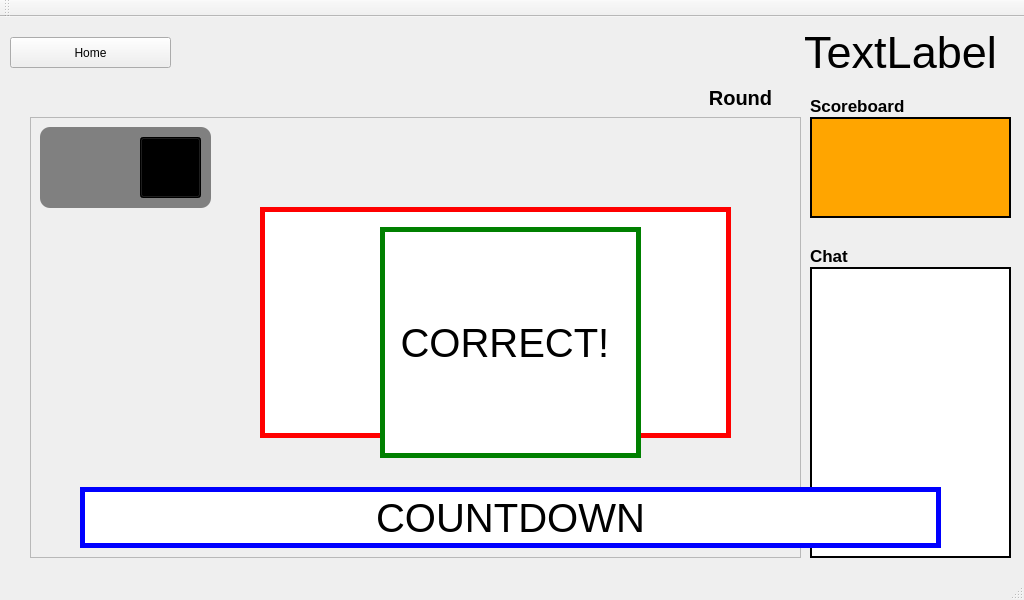
First picture: the form in secondwindow.ui, repository sssss1031/bootcamp_sketch, before the edit.
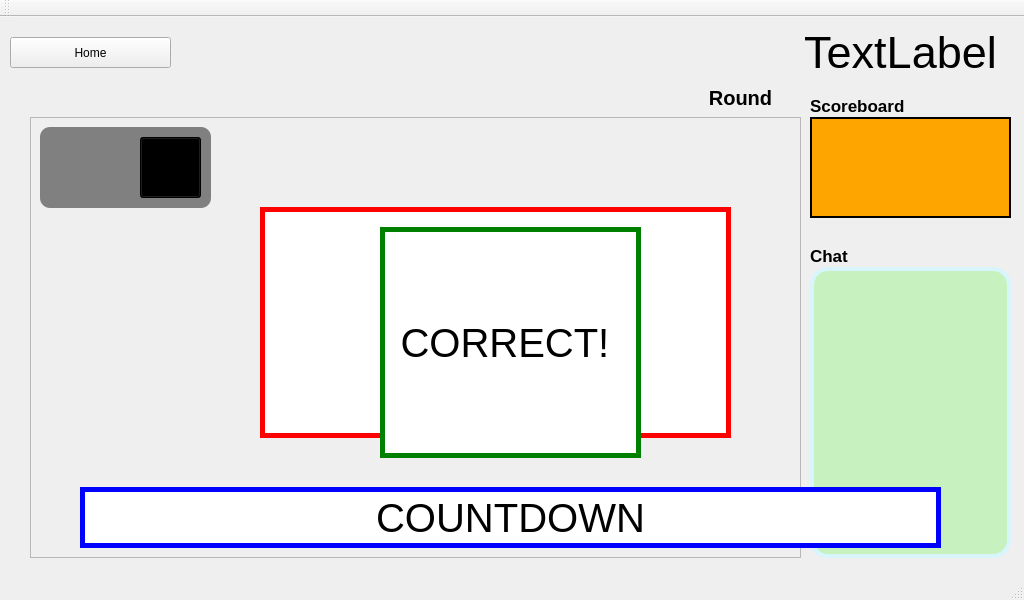
Second picture: the form after the edit.

```diff
--- a/secondwindow.ui
+++ b/secondwindow.ui
@@ -284,9 +284,9 @@
     </property>
     <property name="styleSheet">
      <string notr="true">QTextEdit{
-border-width:2px;
-border-color:black;
-border-style:solid;
+    background: #c8f1c0;
+    border: 4px solid #d7f5fa;       /* 연한 구름색 테두리 */
+    border-radius: 18px;
 }</string>
     </property>
     <property name="readOnly">
```
